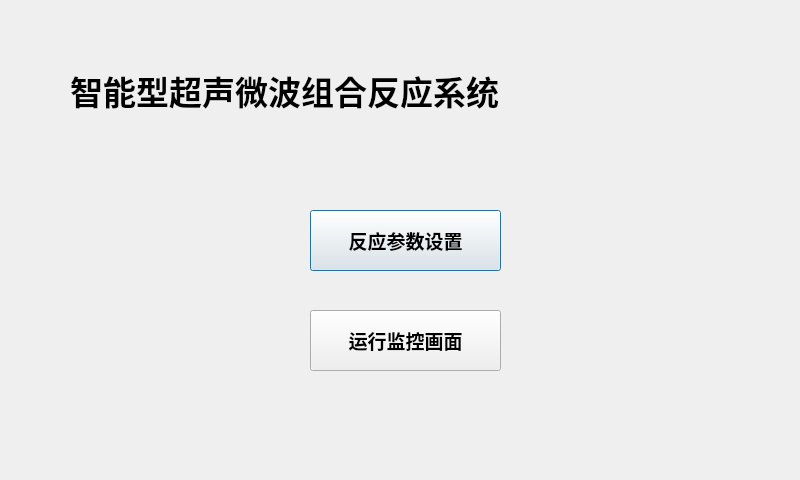
First picture: the form in select.ui, repository wanghao-xznu/untitled2, before the edit.
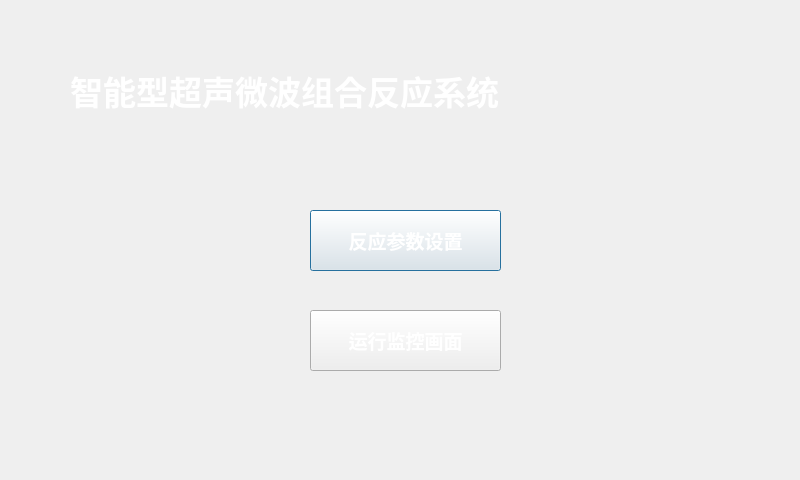
Second picture: the form after the edit. Icons and pictures are not drawn.

Diff of the .ui file:
```diff
--- a/select.ui
+++ b/select.ui
@@ -14,7 +14,8 @@
    <string>Dialog</string>
   </property>
   <property name="styleSheet">
-   <string notr="true">background-image:url(./background_bilang.jpg)</string>
+   <string notr="true">color: rgb(255, 255, 255);
+background-image:url(./background_bilang.jpg)</string>
   </property>
   <widget class="QLabel" name="label">
    <property name="geometry">
```
